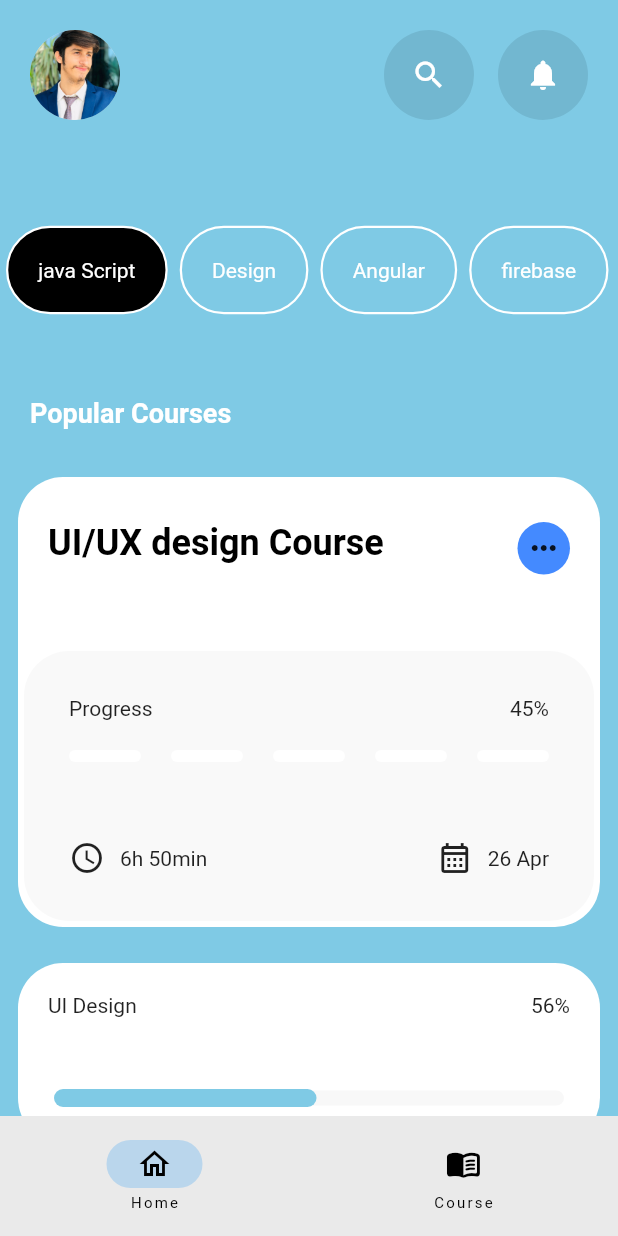
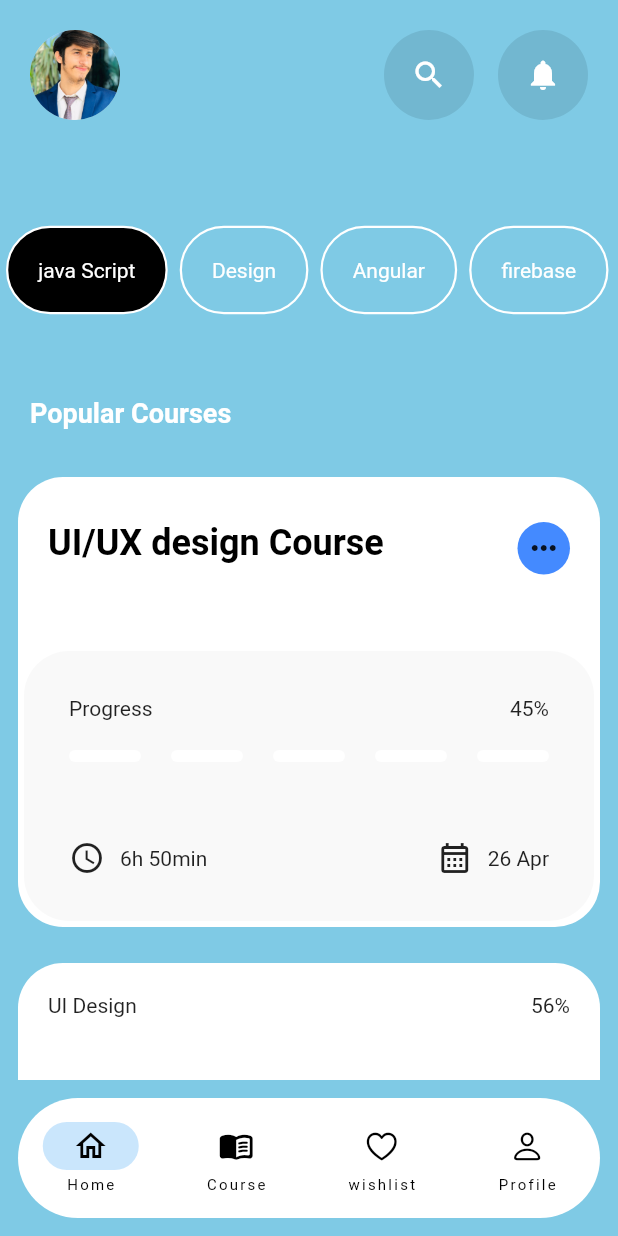
Before and after one commit to muhammadawaisyaseen/Course-Selling-App, a Flutter app: the screen it shows after launch, on a phone screen of 412 x 824 dp. Run offline on Flutter 3.47's test engine with Material 2 defaults, Android fonts, the phone set to English and light mode, and no system bars.

Commit message:
BNBar Completed

```diff
--- a/lib/screens/myHomePage.dart
+++ b/lib/screens/myHomePage.dart
@@ -40,6 +40,7 @@ class HomeScreen extends StatefulWidget {
 class _HomeScreenState extends State<HomeScreen> {
   int selectedIndex = 0;
 
+  int current_page = 0;
   @override
   Widget build(BuildContext context) {
     return SafeArea(
@@ -258,11 +259,32 @@ class _HomeScreenState extends State<HomeScreen> {
           ],
         ),
         // bottomNavigation Bar
-        bottomNavigationBar: NavigationBar(destinations: [
-          NavigationDestination(icon: Icon(Icons.home_outlined), label: "Home"),
-          NavigationDestination(
-              icon: Icon(Icons.menu_book_rounded), label: "Course")
-        ]),
+        bottomNavigationBar: Padding(
+          padding: const EdgeInsets.all(12),
+          child: ClipRRect(
+            borderRadius: BorderRadius.circular(40),
+            child: NavigationBar(
+              destinations: const [
+                NavigationDestination(
+                    icon: Icon(Icons.home_outlined), label: "Home"),
+                NavigationDestination(
+                    icon: Icon(Icons.menu_book_rounded), label: "Course"),
+                NavigationDestination(
+                    icon: Icon(CupertinoIcons.heart), label: "wishlist"),
+                NavigationDestination(
+                    icon: Icon(CupertinoIcons.person), label: "Profile"),
+              ],
+              backgroundColor: Color(0xFFffffff),
+              onDestinationSelected: (indexvalue) {
+                setState(() {
+                  current_page = indexvalue;
+                  // print(current_page);
+                });
+              },
+              selectedIndex: current_page,
+            ),
+          ),
+        ),
       ),
     );
   }
```
